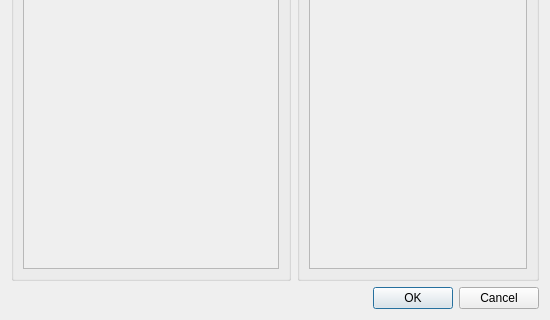
First picture: the form in Source/search.ui, repository Grandbrain/Sensor, before the edit; both pictures show x 0 to 550 and y 180 to 500 of the 550 by 500 pixel window.
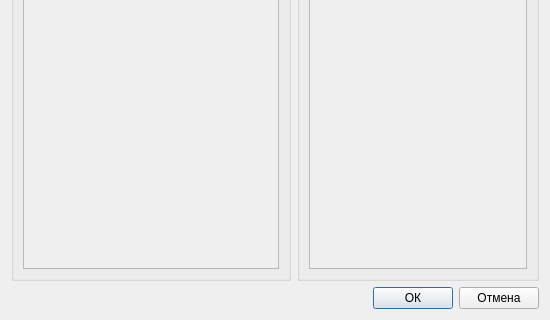
Second picture: the form after the edit.

Diff of the .ui file:
```diff
--- a/Source/search.ui
+++ b/Source/search.ui
@@ -44,32 +44,19 @@
    <bool>true</bool>
   </property>
   <layout class="QGridLayout" name="layoutDialog">
-   <item row="1" column="0" colspan="3">
-    <widget class="QDialogButtonBox" name="buttonBox">
-     <property name="sizePolicy">
-      <sizepolicy hsizetype="Minimum" vsizetype="Minimum">
-       <horstretch>0</horstretch>
-       <verstretch>0</verstretch>
-      </sizepolicy>
+   <item row="0" column="0" colspan="2">
+    <layout class="QHBoxLayout" name="layoutHorizontal">
+     <property name="sizeConstraint">
+      <enum>QLayout::SetDefaultConstraint</enum>
      </property>
-     <property name="standardButtons">
-      <set>QDialogButtonBox::Cancel|QDialogButtonBox::Ok</set>
-     </property>
-     <property name="centerButtons">
-      <bool>false</bool>
-     </property>
-    </widget>
-   </item>
-   <item row="0" column="0" colspan="3">
-    <layout class="QHBoxLayout" name="horizontalLayout">
      <item>
-      <widget class="QGroupBox" name="automaticConnectionGroup">
+      <widget class="QGroupBox" name="groupAutomatic">
        <property name="title">
         <string>Автоматическое подключение</string>
        </property>
        <layout class="QGridLayout" name="layoutAuto">
         <item row="1" column="0">
-         <widget class="QListView" name="foundAddressList">
+         <widget class="QListView" name="listFound">
           <property name="enabled">
            <bool>false</bool>
           </property>
@@ -86,13 +73,16 @@
           <property name="text">
            <string>Автоматический поиск</string>
           </property>
+          <property name="autoDefault">
+           <bool>false</bool>
+          </property>
          </widget>
         </item>
        </layout>
       </widget>
      </item>
      <item>
-      <widget class="QGroupBox" name="manualConnectionGroup">
+      <widget class="QGroupBox" name="groupManual">
        <property name="title">
         <string>Ручное подключение</string>
        </property>
@@ -103,7 +93,7 @@
            <enum>QLayout::SetDefaultConstraint</enum>
           </property>
           <item row="1" column="1">
-           <widget class="QLineEdit" name="portEdit">
+           <widget class="QLineEdit" name="editPort">
             <property name="sizePolicy">
              <sizepolicy hsizetype="Preferred" vsizetype="Fixed">
               <horstretch>0</horstretch>
@@ -119,7 +109,7 @@
            </widget>
           </item>
           <item row="0" column="1">
-           <widget class="QLineEdit" name="addressEdit">
+           <widget class="QLineEdit" name="editAddress">
             <property name="sizePolicy">
              <sizepolicy hsizetype="Preferred" vsizetype="Preferred">
               <horstretch>0</horstretch>
@@ -135,19 +125,19 @@
            </widget>
           </item>
           <item row="2" column="1">
-           <widget class="QPushButton" name="testConnectionButton">
+           <widget class="QPushButton" name="buttonTest">
             <property name="sizePolicy">
              <sizepolicy hsizetype="Preferred" vsizetype="Fixed">
               <horstretch>0</horstretch>
               <verstretch>0</verstretch>
              </sizepolicy>
             </property>
-            <property name="whatsThis">
-             <string>&lt;html&gt;&lt;head/&gt;&lt;body&gt;&lt;p&gt;Проверка адреса&lt;/p&gt;&lt;/body&gt;&lt;/html&gt;</string>
-            </property>
             <property name="text">
              <string>Проверить</string>
             </property>
+            <property name="autoDefault">
+             <bool>false</bool>
+            </property>
            </widget>
           </item>
           <item row="0" column="0">
@@ -183,6 +173,18 @@
           <property name="enabled">
            <bool>false</bool>
           </property>
+          <property name="acceptDrops">
+           <bool>false</bool>
+          </property>
+          <property name="undoRedoEnabled">
+           <bool>false</bool>
+          </property>
+          <property name="acceptRichText">
+           <bool>false</bool>
+          </property>
+          <property name="textInteractionFlags">
+           <set>Qt::NoTextInteraction</set>
+          </property>
          </widget>
         </item>
        </layout>
@@ -190,6 +192,55 @@
      </item>
     </layout>
    </item>
+   <item row="3" column="0" colspan="2">
+    <layout class="QHBoxLayout" name="layoutButtonBox">
+     <item>
+      <spacer name="horizontalSpacer">
+       <property name="orientation">
+        <enum>Qt::Horizontal</enum>
+       </property>
+       <property name="sizeHint" stdset="0">
+        <size>
+         <width>40</width>
+         <height>20</height>
+        </size>
+       </property>
+      </spacer>
+     </item>
+     <item>
+      <widget class="QPushButton" name="buttonAccept">
+       <property name="text">
+        <string>ОК</string>
+       </property>
+       <property name="autoDefault">
+        <bool>true</bool>
+       </property>
+       <property name="default">
+        <bool>false</bool>
+       </property>
+      </widget>
+     </item>
+     <item>
+      <widget class="QPushButton" name="buttonReject">
+       <property name="sizePolicy">
+        <sizepolicy hsizetype="Minimum" vsizetype="Fixed">
+         <horstretch>0</horstretch>
+         <verstretch>0</verstretch>
+        </sizepolicy>
+       </property>
+       <property name="text">
+        <string>Отмена</string>
+       </property>
+       <property name="autoDefault">
+        <bool>true</bool>
+       </property>
+       <property name="default">
+        <bool>false</bool>
+       </property>
+      </widget>
+     </item>
+    </layout>
+   </item>
   </layout>
  </widget>
  <resources/>
```
Left out of the diff: 18 changed lines with no effect on the pictures.
